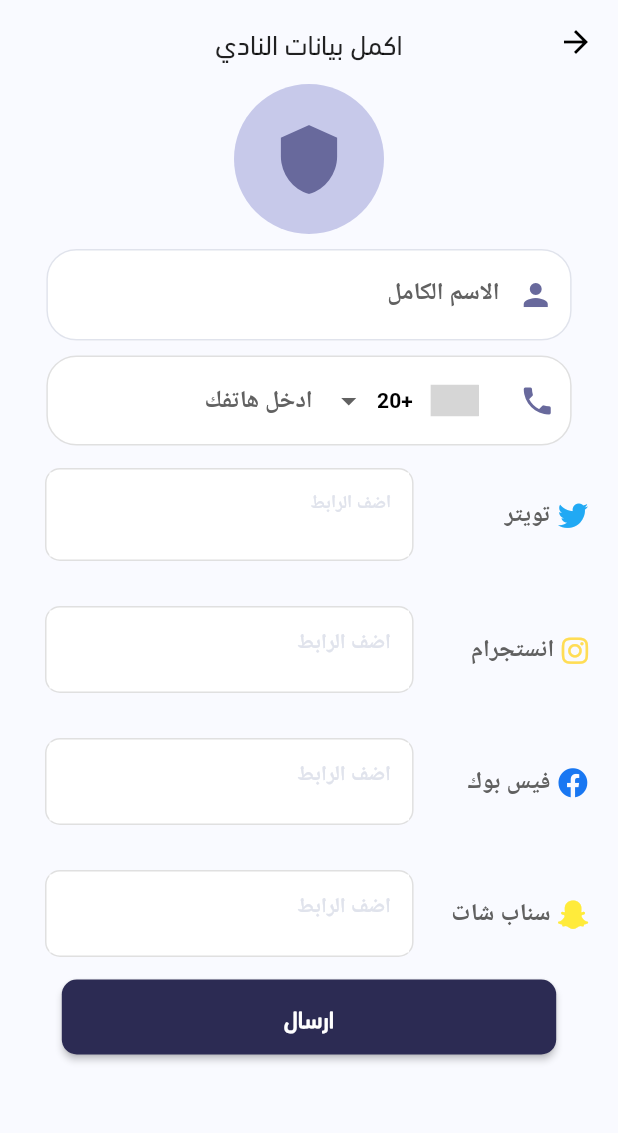
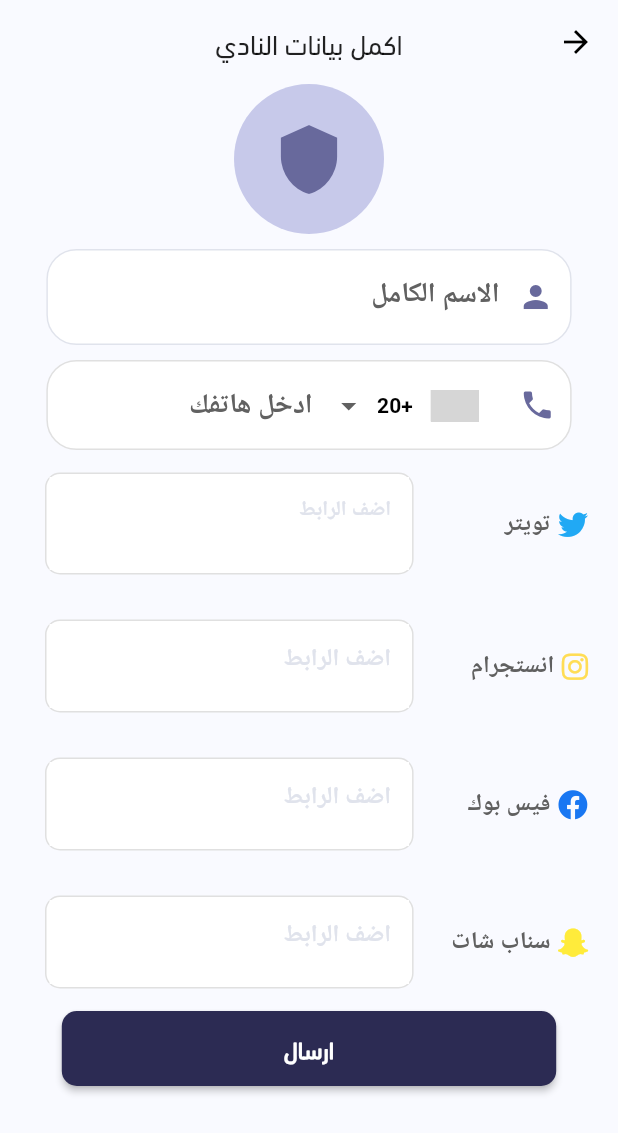
Before and after one commit to medoplay10/CvSporthelmy, a Flutter app: the MakeNewClubScreen screen opened directly, on a phone screen of 412 x 824 dp. Shown: the top 1133 px of the screen. Run offline on Flutter 3.47's test engine with Material 2 defaults, Android fonts, the phone set to English and light mode, and no system bars; drawn by our look-alikes of intl_phone_number_input; our stand-ins replace carousel_slider, datetime_picker_formfield, easy_localization, flutter_screenutil, flutter_snake_navigationbar, font_awesome_flutter and 1 more; missing offline and left inert: fa_stepper, flutter_number_picker, sphere_bottom_navigation_bar; network calls fail; Roboto replaces fonts that are missing (Tajawal-Bold, Tajawal-Regular); grey boxes are pictures that could not be loaded.

Commit message:
-update ui 7

```diff
--- a/lib/Pages/Category/MakeNewClubScreen.dart
+++ b/lib/Pages/Category/MakeNewClubScreen.dart
@@ -81,7 +81,7 @@ class MakeNewClubScreen extends StatelessWidget {
                 textAlign: TextAlign.start,
                 maxLines: 2,
                 style: TextStyle(
-                  fontSize: 14,
+                  fontSize: ScreenUtil().setSp(14),
                   color: Colors.black,
                 ),
                 decoration: InputDecoration(
@@ -89,7 +89,7 @@ class MakeNewClubScreen extends StatelessWidget {
                   fillColor: Colors.white,
                   filled: true,
                   border: InputBorder.none,
-                  hintStyle: TextStyle(fontSize: 12),
+                  hintStyle: TextStyle(fontSize: ScreenUtil().setSp(12)),
                   hintText: "اضف الرابط",
                 ),
               ),
@@ -135,7 +135,7 @@ class MakeNewClubScreen extends StatelessWidget {
                 textAlign: TextAlign.start,
                 maxLines: 2,
                 style: TextStyle(
-                  fontSize: 12,
+                  fontSize: ScreenUtil().setSp(12),
                   color: Colors.black,
                 ),
                 decoration: InputDecoration(
@@ -143,7 +143,7 @@ class MakeNewClubScreen extends StatelessWidget {
                   fillColor: Colors.white,
                   filled: true,
                   border: InputBorder.none,
-                  hintStyle: TextStyle(fontSize: 14),
+                  hintStyle: TextStyle(fontSize: ScreenUtil().setSp(14)),
                   hintText: "اضف الرابط",
                 ),
               ),
@@ -189,7 +189,7 @@ class MakeNewClubScreen extends StatelessWidget {
                 textAlign: TextAlign.start,
                 maxLines: 2,
                 style: TextStyle(
-                  fontSize: 12,
+                  fontSize: ScreenUtil().setSp(12),
                   color: Colors.black,
                 ),
                 decoration: InputDecoration(
@@ -197,7 +197,7 @@ class MakeNewClubScreen extends StatelessWidget {
                   fillColor: Colors.white,
                   filled: true,
                   border: InputBorder.none,
-                  hintStyle: TextStyle(fontSize: 14),
+                  hintStyle: TextStyle(fontSize: ScreenUtil().setSp(14)),
                   hintText: "اضف الرابط",
                 ),
               ),
@@ -243,7 +243,7 @@ class MakeNewClubScreen extends StatelessWidget {
                 textAlign: TextAlign.start,
                 maxLines: 2,
                 style: TextStyle(
-                  fontSize: 12,
+                  fontSize: ScreenUtil().setSp(12),
                   color: Colors.black,
                 ),
                 decoration: InputDecoration(
@@ -251,7 +251,7 @@ class MakeNewClubScreen extends StatelessWidget {
                   fillColor: Colors.white,
                   filled: true,
                   border: InputBorder.none,
-                  hintStyle: TextStyle(fontSize: 14),
+                  hintStyle: TextStyle(fontSize: ScreenUtil().setSp(14)),
                   hintText: "اضف الرابط",
                 ),
               ),
@@ -319,14 +319,17 @@ class MakeNewClubScreen extends StatelessWidget {
           Flexible(
             // flex: 3,
             child: InternationalPhoneNumberInput(
-              textStyle: TextStyle(fontSize: 18, color: Colors.black),
+              textStyle: TextStyle(
+                  fontSize: ScreenUtil().setSp(18), color: Colors.black),
               onInputChanged: (PhoneNumber number) {
                 print(number.phoneNumber);
               },
               maxLength: 10,
               inputDecoration: InputDecoration(
                 hintText: "ادخل هاتفك",
-                hintStyle: TextStyle(fontSize: 16, color: Colors.grey.shade700),
+                hintStyle: TextStyle(
+                    fontSize: ScreenUtil().setSp(16),
+                    color: Colors.grey.shade700),
                 border: InputBorder.none,
                 errorBorder: InputBorder.none,
                 focusedBorder: InputBorder.none,
@@ -359,7 +362,7 @@ class MakeNewClubScreen extends StatelessWidget {
       margin: EdgeInsets.only(top: 10),
       width: MediaQuery.of(context).size.width * 0.85,
       child: TextFormField(
-        style: TextStyle(fontSize: 18, color: Colors.black),
+        style: TextStyle(fontSize: ScreenUtil().setSp(18), color: Colors.black),
         decoration: InputDecoration(
           filled: true,
           fillColor: Colors.white,
@@ -371,7 +374,8 @@ class MakeNewClubScreen extends StatelessWidget {
             borderRadius: BorderRadius.circular(20),
           ),
           labelText: TextField,
-          labelStyle: TextStyle(fontSize: 16, color: Colors.grey.shade700),
+          labelStyle: TextStyle(
+              fontSize: ScreenUtil().setSp(16), color: Colors.grey.shade700),
         ),
       ),
     );
--- a/lib/Pages/PagesProfileScreen/AddPrizes.dart
+++ b/lib/Pages/PagesProfileScreen/AddPrizes.dart
@@ -52,7 +52,7 @@ class AddPrize extends StatelessWidget {
                 textAlign: TextAlign.start,
                 maxLines: 1,
                 style: TextStyle(
-                  fontSize: 14,
+                  fontSize: ScreenUtil().setSp(14),
                   color: Colors.black,
                 ),
                 decoration: InputDecoration(
@@ -60,7 +60,7 @@ class AddPrize extends StatelessWidget {
                   fillColor: Colors.white,
                   filled: true,
                   border: InputBorder.none,
-                  hintStyle: TextStyle(fontSize: 14),
+                  hintStyle: TextStyle(fontSize: ScreenUtil().setSp(12)),
                   hintText: "اسم الجائزة",
                 ),
               ),
--- a/lib/Pages/PagesProfileScreen/OneChatScreen.dart
+++ b/lib/Pages/PagesProfileScreen/OneChatScreen.dart
@@ -141,7 +141,8 @@ class OneChatScreen extends StatelessWidget {
               Expanded(
                 child: TextField(
                   maxLines: null,
-                  style: TextStyle(fontSize: 14, color: Colors.black),
+                  style: TextStyle(
+                      fontSize: ScreenUtil().setSp(14), color: Colors.black),
                   controller: textEditingController,
                   onChanged: (value) {
                     // setState(() {
@@ -150,7 +151,8 @@ class OneChatScreen extends StatelessWidget {
                   },
                   decoration: InputDecoration(
                     border: InputBorder.none,
-                    hintStyle: TextStyle(fontSize: 14, color: Colors.black),
+                    hintStyle: TextStyle(
+                        fontSize: ScreenUtil().setSp(12), color: Colors.black),
                     hintText: "اكتب رسالتك هنا",
                   ),
                 ),
--- a/lib/Pages/PagesProfileScreen/addSummaryProfile.dart
+++ b/lib/Pages/PagesProfileScreen/addSummaryProfile.dart
@@ -42,7 +42,7 @@ class _addSummaryProfileState extends State<addSummaryProfile> {
               maxLines: null,
               maxLength: maxLengthStart,
               style: TextStyle(
-                fontSize: 14,
+                fontSize: ScreenUtil().setSp(14),
                 height: 1.5,
                 color: Colors.black,
               ),
@@ -57,7 +57,7 @@ class _addSummaryProfileState extends State<addSummaryProfile> {
                 fillColor: Colors.white,
                 filled: true,
                 border: InputBorder.none,
-                hintStyle: TextStyle(fontSize: 14),
+                hintStyle: TextStyle(fontSize: ScreenUtil().setSp(14)),
                 hintText: "اكتب  هنا",
               ),
             ),
--- a/lib/Pages/club/clubProfile.dart
+++ b/lib/Pages/club/clubProfile.dart
@@ -5,6 +5,7 @@ import 'package:cv_sports/Pages/PagesProfileScreen/AddPrizes.dart';
 import 'package:cv_sports/Pages/PagesProfileScreen/AddSocialMedia.dart';
 import 'package:cv_sports/Pages/PagesProfileScreen/editImageProfile.dart';
 import 'package:flutter/material.dart';
+import 'package:flutter_screenutil/screenutil.dart';
 import 'package:provider/provider.dart';
 import '../club/tab_Pages/clubconversation.dart';
 import '../club/tab_Pages/clubData.dart';
@@ -99,11 +100,12 @@ class _ClubProfileState extends State<ClubProfile>
           ),
           Text(
             "خالد عمر",
-            style: TextStyle(fontSize: 16, fontWeight: FontWeight.bold),
+            style: TextStyle(
+                fontSize: ScreenUtil().setSp(16), fontWeight: FontWeight.bold),
           ),
           Text(
             "مهاجم",
-            style: TextStyle(fontSize: 12),
+            style: TextStyle(fontSize: ScreenUtil().setSp(12)),
           )
         ],
       ),
--- a/lib/Pages/home/MainScreen.dart
+++ b/lib/Pages/home/MainScreen.dart
@@ -1,6 +1,7 @@
 import 'package:cv_sports/ProviderAll.dart';
 import 'package:flutter/material.dart';
 import 'package:flutter/services.dart';
+import 'package:flutter_screenutil/screenutil.dart';
 
 import 'package:flutter_snake_navigationbar/flutter_snake_navigationbar.dart';
 import 'package:font_awesome_flutter/font_awesome_flutter.dart';
@@ -190,7 +191,7 @@ class _MainScreenState extends State<MainScreen> {
                   Expanded(
                     child: TextFormField(
                       style: TextStyle(
-                        fontSize: 14,
+                        fontSize: ScreenUtil().setSp(14),
                         color: Colors.black,
                       ),
                       decoration: InputDecoration(
```
Also changed, not shown: lib/Pages/Category/SecondScreenComplate.dart (+8 -5 lines), lib/Pages/Category/ShowInormationScreen.dart (+25 -13 lines), lib/Pages/PagesProfileScreen/AddSocialMedia.dart (+8 -8 lines), lib/Pages/club/tab_Pages/clubconversation.dart (+8 -4 lines), lib/Pages/home/HomeScreen.dart (+13 -20 lines).
